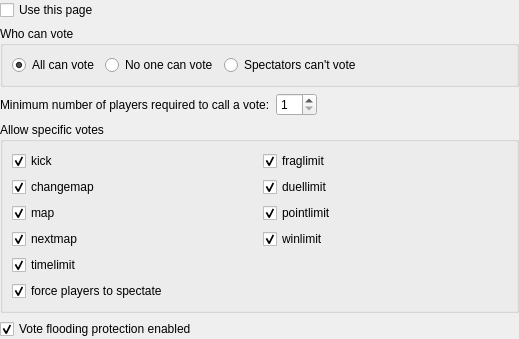
Qt form src/plugins/zandronumq/createserverdialogpages/votingsetupwidget.ui (DoomseekerTeam/Doomseeker) before a commit.
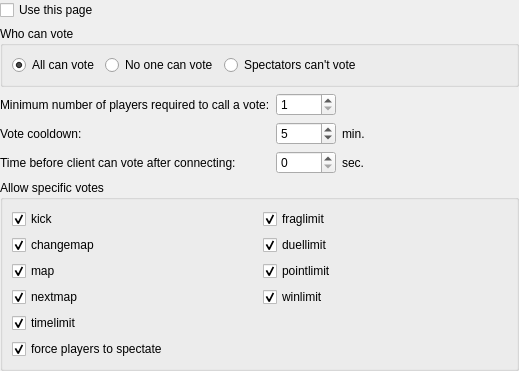
The same form after that commit.

```diff
--- a/src/plugins/zandronumq/createserverdialogpages/votingsetupwidget.ui
+++ b/src/plugins/zandronumq/createserverdialogpages/votingsetupwidget.ui
@@ -7,7 +7,7 @@
     <x>0</x>
     <y>0</y>
     <width>519</width>
-    <height>306</height>
+    <height>346</height>
    </rect>
   </property>
   <property name="windowTitle">
@@ -93,11 +93,106 @@
             <verstretch>0</verstretch>
            </sizepolicy>
           </property>
+          <property name="minimumSize">
+           <size>
+            <width>60</width>
+            <height>0</height>
+           </size>
+          </property>
           <property name="minimum">
            <number>1</number>
           </property>
          </widget>
         </item>
+        <item row="1" column="0">
+         <widget class="QLabel" name="labelVoteCooldown">
+          <property name="text">
+           <string>Vote cooldown:</string>
+          </property>
+         </widget>
+        </item>
+        <item row="1" column="1">
+         <layout class="QHBoxLayout" name="horizontalLayout_2">
+          <item>
+           <widget class="QSpinBox" name="spinVoteCooldown">
+            <property name="sizePolicy">
+             <sizepolicy hsizetype="Maximum" vsizetype="Fixed">
+              <horstretch>0</horstretch>
+              <verstretch>0</verstretch>
+             </sizepolicy>
+            </property>
+            <property name="minimumSize">
+             <size>
+              <width>60</width>
+              <height>0</height>
+             </size>
+            </property>
+            <property name="toolTip">
+             <string>&lt;p&gt;Cooldown for the same type of vote is the double of this value. Setting this to 0 disables it.&lt;/p&gt;</string>
+            </property>
+            <property name="correctionMode">
+             <enum>QAbstractSpinBox::CorrectToNearestValue</enum>
+            </property>
+            <property name="maximum">
+             <number>9999</number>
+            </property>
+            <property name="value">
+             <number>5</number>
+            </property>
+           </widget>
+          </item>
+          <item>
+           <widget class="QLabel" name="labelVoteCooldownHint">
+            <property name="text">
+             <string>min.</string>
+            </property>
+           </widget>
+          </item>
+         </layout>
+        </item>
+        <item row="2" column="0">
+         <widget class="QLabel" name="labelVoteConnectWait">
+          <property name="text">
+           <string>Time before client can vote after connecting:</string>
+          </property>
+         </widget>
+        </item>
+        <item row="2" column="1">
+         <layout class="QHBoxLayout" name="horizontalLayout">
+          <item>
+           <widget class="QSpinBox" name="spinVoteConnectWait">
+            <property name="sizePolicy">
+             <sizepolicy hsizetype="Maximum" vsizetype="Fixed">
+              <horstretch>0</horstretch>
+              <verstretch>0</verstretch>
+             </sizepolicy>
+            </property>
+            <property name="minimumSize">
+             <size>
+              <width>60</width>
+              <height>0</height>
+             </size>
+            </property>
+            <property name="correctionMode">
+             <enum>QAbstractSpinBox::CorrectToNearestValue</enum>
+            </property>
+            <property name="maximum">
+             <number>9999</number>
+            </property>
+            <property name="value">
+             <number>0</number>
+            </property>
+           </widget>
+          </item>
+          <item>
+           <widget class="QLabel" name="labelVoteConnectWaitHint">
+            <property name="text">
+             <string>sec.</string>
+            </property>
+           </widget>
+          </item>
+         </layout>
+        </item>
        </layout>
       </item>
       <item>
@@ -209,16 +304,6 @@
         </layout>
        </widget>
       </item>
-      <item>
-       <widget class="QCheckBox" name="cbVoteFloodingProtectionEnabled">
-        <property name="text">
-         <string>Vote flooding protection enabled</string>
-        </property>
-        <property name="checked">
-         <bool>true</bool>
-        </property>
-       </widget>
-      </item>
      </layout>
     </widget>
    </item>
```
Left out of the diff: 29 changed lines with no effect on the pictures.
